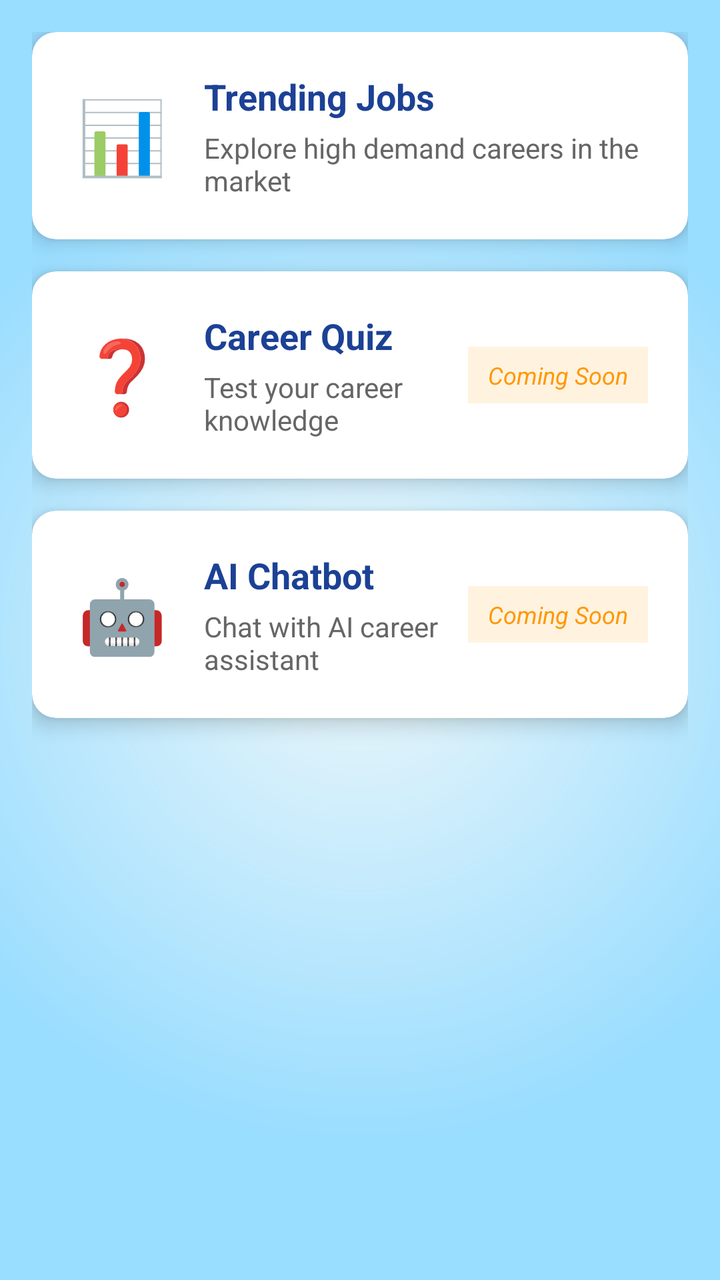
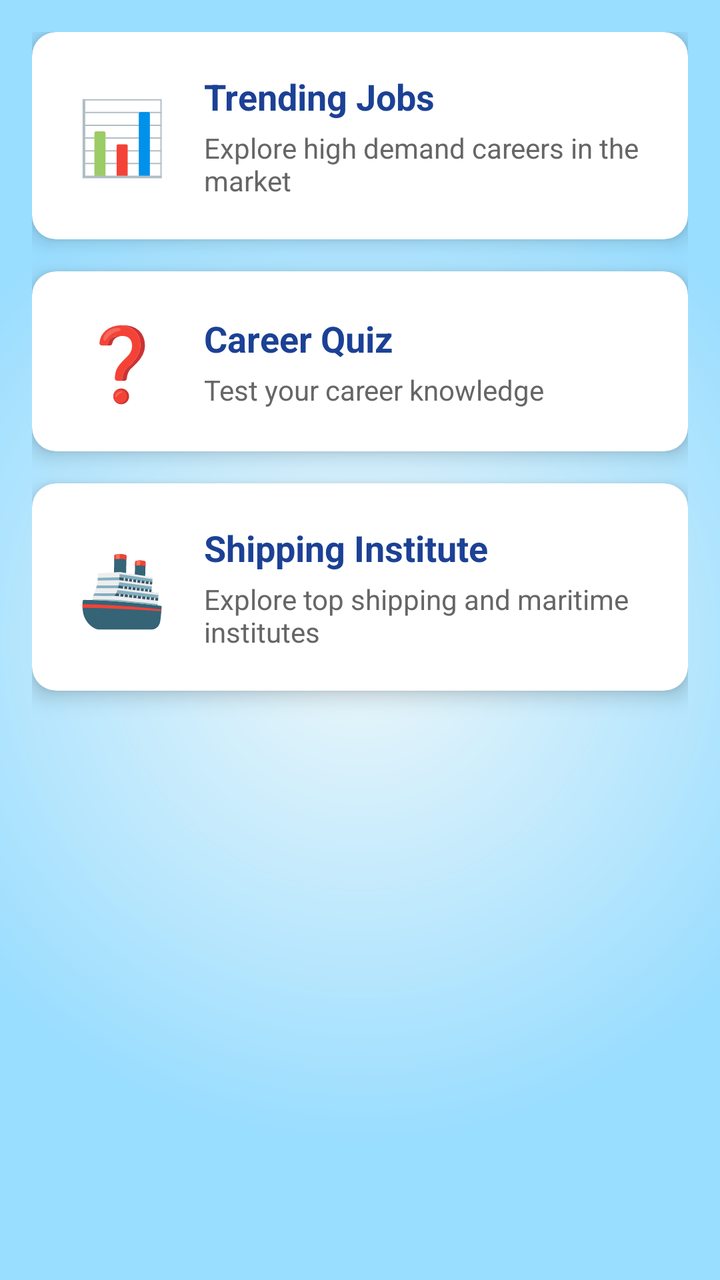

Before-and-after screenshots of an Android layout around one commit, followed by the original layout XML and the change that was made.
<!-- AndroidManifest.xml: application theme Theme.AspirePath -->
<!-- res/layout/fragment_home.xml -->
<?xml version="1.0" encoding="utf-8"?>
<ScrollView xmlns:android="http://schemas.android.com/apk/res/android"
    xmlns:app="http://schemas.android.com/apk/res-auto"
    xmlns:tools="http://schemas.android.com/tools"
    android:layout_width="match_parent"
    android:layout_height="match_parent"
    android:background="@drawable/gradient_bg"
    android:fillViewport="true"
    tools:context=".Home">

    <LinearLayout
        android:layout_width="match_parent"
        android:layout_height="wrap_content"
        android:orientation="vertical"
        android:padding="16dp">

        











        
        <androidx.cardview.widget.CardView
            android:id="@+id/cardAnalysis"
            android:layout_width="match_parent"
            android:layout_height="wrap_content"
            android:layout_marginBottom="16dp"
            app:cardCornerRadius="12dp"
            app:cardElevation="6dp"
            android:clickable="true"
            android:focusable="true"
            android:foreground="?attr/selectableItemBackground">

            <LinearLayout
                android:layout_width="match_parent"
                android:layout_height="wrap_content"
                android:orientation="horizontal"
                android:padding="20dp"
                android:gravity="center_vertical">

                <TextView
                    android:layout_width="50dp"
                    android:layout_height="50dp"
                    android:text="📊"
                    android:textSize="36sp"
                    android:gravity="center"/>

                <LinearLayout
                    android:layout_width="0dp"
                    android:layout_height="wrap_content"
                    android:layout_weight="1"
                    android:orientation="vertical"
                    android:layout_marginStart="16dp">

                    <TextView
                        android:layout_width="wrap_content"
                        android:layout_height="wrap_content"
                        android:text="Trending Jobs"
                        android:textSize="18sp"
                        android:textStyle="bold"
                        android:textColor="@color/blue"/>

                    <TextView
                        android:layout_width="wrap_content"
                        android:layout_height="wrap_content"
                        android:text="Explore high demand careers in the market"
                        android:textSize="14sp"
                        android:textColor="#666666"
                        android:layout_marginTop="4dp"/>
                </LinearLayout>


            </LinearLayout>
        </androidx.cardview.widget.CardView>

        
        <androidx.cardview.widget.CardView
            android:id="@+id/cardQuiz"
            android:layout_width="match_parent"
            android:layout_height="wrap_content"
            android:layout_marginBottom="16dp"
            app:cardCornerRadius="12dp"
            app:cardElevation="6dp"
            android:clickable="true"
            android:focusable="true"
            android:foreground="?attr/selectableItemBackground">

            <LinearLayout
                android:layout_width="match_parent"
                android:layout_height="wrap_content"
                android:orientation="horizontal"
                android:padding="20dp"
                android:gravity="center_vertical">

                <TextView
                    android:layout_width="50dp"
                    android:layout_height="50dp"
                    android:text="❓"
                    android:textSize="36sp"
                    android:gravity="center"/>

                <LinearLayout
                    android:layout_width="0dp"
                    android:layout_height="wrap_content"
                    android:layout_weight="1"
                    android:orientation="vertical"
                    android:layout_marginStart="16dp">

                    <TextView
                        android:layout_width="wrap_content"
                        android:layout_height="wrap_content"
                        android:text="Career Quiz"
                        android:textSize="18sp"
                        android:textStyle="bold"
                        android:textColor="@color/blue"/>

                    <TextView
                        android:layout_width="wrap_content"
                        android:layout_height="wrap_content"
                        android:text="Test your career knowledge"
                        android:textSize="14sp"
                        android:textColor="#666666"
                        android:layout_marginTop="4dp"/>
                </LinearLayout>

                <TextView
                    android:layout_width="wrap_content"
                    android:layout_height="wrap_content"
                    android:text="Coming Soon"
                    android:textSize="12sp"
                    android:textStyle="italic"
                    android:textColor="#FF9800"
                    android:background="#FFF3E0"
                    android:padding="6dp"
                    android:paddingStart="10dp"
                    android:paddingEnd="10dp"/>
            </LinearLayout>
        </androidx.cardview.widget.CardView>



        
        <androidx.cardview.widget.CardView
            android:id="@+id/cardChatbot"
            android:layout_width="match_parent"
            android:layout_height="wrap_content"
            android:layout_marginBottom="16dp"
            app:cardCornerRadius="12dp"
            app:cardElevation="6dp"
            android:clickable="true"
            android:focusable="true"
            android:foreground="?attr/selectableItemBackground">

            <LinearLayout
                android:layout_width="match_parent"
                android:layout_height="wrap_content"
                android:orientation="horizontal"
                android:padding="20dp"
                android:gravity="center_vertical">

                <TextView
                    android:layout_width="50dp"
                    android:layout_height="50dp"
                    android:text="🤖"
                    android:textSize="36sp"
                    android:gravity="center"/>

                <LinearLayout
                    android:layout_width="0dp"
                    android:layout_height="wrap_content"
                    android:layout_weight="1"
                    android:orientation="vertical"
                    android:layout_marginStart="16dp">

                    <TextView
                        android:layout_width="wrap_content"
                        android:layout_height="wrap_content"
                        android:text="AI Chatbot"
                        android:textSize="18sp"
                        android:textStyle="bold"
                        android:textColor="@color/blue"/>

                    <TextView
                        android:layout_width="wrap_content"
                        android:layout_height="wrap_content"
                        android:text="Chat with AI career assistant"
                        android:textSize="14sp"
                        android:textColor="#666666"
                        android:layout_marginTop="4dp"/>
                </LinearLayout>

                <TextView
                    android:layout_width="wrap_content"
                    android:layout_height="wrap_content"
                    android:text="Coming Soon"
                    android:textSize="12sp"
                    android:textStyle="italic"
                    android:textColor="#FF9800"
                    android:background="#FFF3E0"
                    android:padding="6dp"
                    android:paddingStart="10dp"
                    android:paddingEnd="10dp"/>
            </LinearLayout>
        </androidx.cardview.widget.CardView>

    </LinearLayout>

</ScrollView>
<!-- resources referenced by this layout -->
<resources>
  <color name="blue">#1C4195</color>
  <!-- drawable gradient_bg (drawable) -->
  <?xml version="1.0" encoding="utf-8"?>
  <shape xmlns:android="http://schemas.android.com/apk/res/android"
      android:shape="rectangle">
      <gradient
          android:startColor="#edf7fa"
          android:endColor="#99ddff"
          android:gradientRadius="70%p"
          android:type="radial"
          android:centerX="0.5"
          android:centerY="0.5"
          android:dither="true" />
  </shape>
  <style name="Theme.AspirePath" parent="Base.Theme.AspirePath" />
  <style name="Base.Theme.AspirePath" parent="Theme.Material3.DayNight.NoActionBar">
          
          <item name="colorPrimary">@color/blue</item>
          <item name="colorPrimaryVariant">#0073e6</item>
          <item name="colorOnPrimary">@color/white</item>
          <item name="android:statusBarColor">#0073e6</item>
          
      </style>
  <color name="white">#FFFFFFFF</color>
</resources>

<!-- the commit's change to res/layout/fragment_home.xml (unified diff, before → after) -->
@@ -13,18 +13,6 @@
         android:layout_height="wrap_content"
         android:orientation="vertical"
         android:padding="16dp">
-
-        
-
-
-
-
-
-
-
-
-
-
 
         
         <androidx.cardview.widget.CardView
@@ -75,8 +63,6 @@
                         android:textColor="#666666"
                         android:layout_marginTop="4dp"/>
                 </LinearLayout>
-
-
             </LinearLayout>
         </androidx.cardview.widget.CardView>
 
@@ -129,18 +115,6 @@
                         android:textColor="#666666"
                         android:layout_marginTop="4dp"/>
                 </LinearLayout>
-
-                <TextView
-                    android:layout_width="wrap_content"
-                    android:layout_height="wrap_content"
-                    android:text="Coming Soon"
-                    android:textSize="12sp"
-                    android:textStyle="italic"
-                    android:textColor="#FF9800"
-                    android:background="#FFF3E0"
-                    android:padding="6dp"
-                    android:paddingStart="10dp"
-                    android:paddingEnd="10dp"/>
             </LinearLayout>
         </androidx.cardview.widget.CardView>
 
@@ -148,7 +122,7 @@
 
         
         <androidx.cardview.widget.CardView
-            android:id="@+id/cardChatbot"
+            android:id="@+id/cardShipping"
             android:layout_width="match_parent"
             android:layout_height="wrap_content"
             android:layout_marginBottom="16dp"
@@ -168,7 +142,7 @@
                 <TextView
                     android:layout_width="50dp"
                     android:layout_height="50dp"
-                    android:text="🤖"
+                    android:text="🚢"
                     android:textSize="36sp"
                     android:gravity="center"/>
 
@@ -182,7 +156,7 @@
                     <TextView
                         android:layout_width="wrap_content"
                         android:layout_height="wrap_content"
-                        android:text="AI Chatbot"
+                        android:text="Shipping Institute"
                         android:textSize="18sp"
                         android:textStyle="bold"
                         android:textColor="@color/blue"/>
@@ -190,23 +164,11 @@
                     <TextView
                         android:layout_width="wrap_content"
                         android:layout_height="wrap_content"
-                        android:text="Chat with AI career assistant"
+                        android:text="Explore top shipping and maritime institutes"
                         android:textSize="14sp"
                         android:textColor="#666666"
                         android:layout_marginTop="4dp"/>
                 </LinearLayout>
-
-                <TextView
-                    android:layout_width="wrap_content"
-                    android:layout_height="wrap_content"
-                    android:text="Coming Soon"
-                    android:textSize="12sp"
-                    android:textStyle="italic"
-                    android:textColor="#FF9800"
-                    android:background="#FFF3E0"
-                    android:padding="6dp"
-                    android:paddingStart="10dp"
-                    android:paddingEnd="10dp"/>
             </LinearLayout>
         </androidx.cardview.widget.CardView>
 
